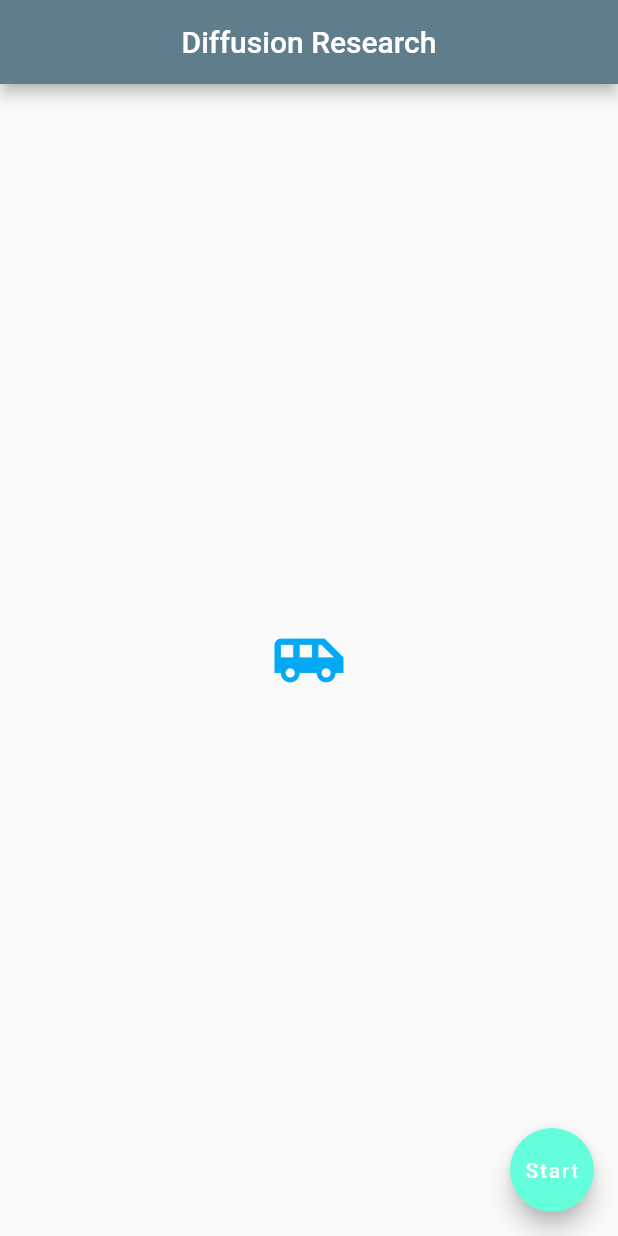
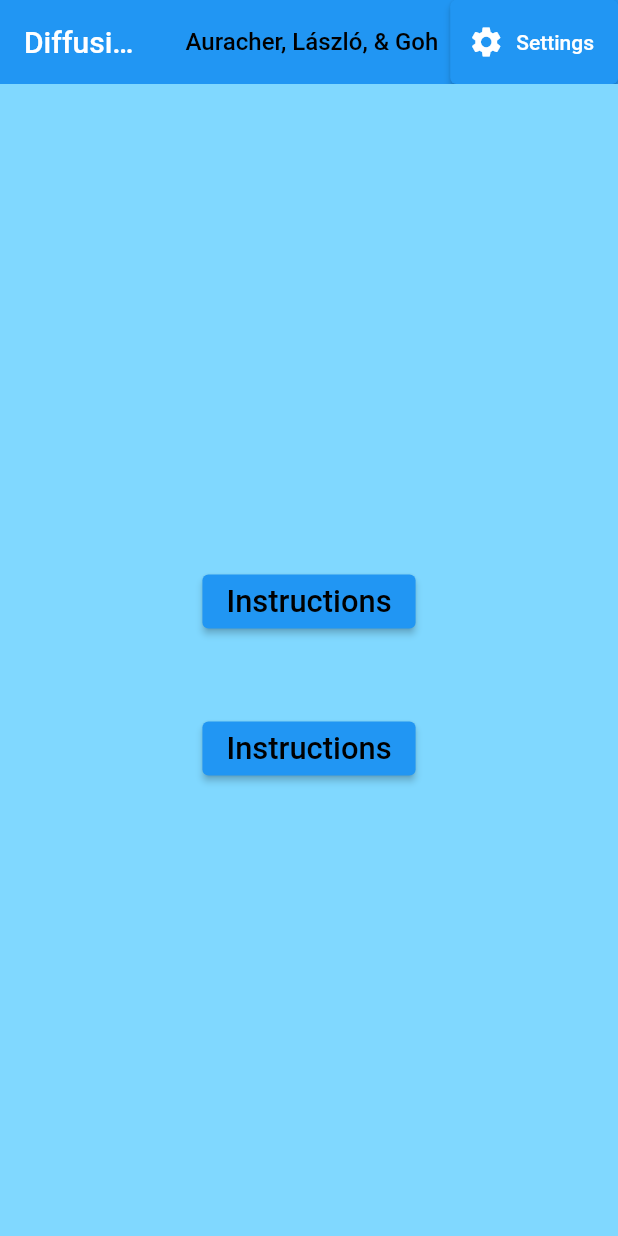
Before and after one commit to shirsho-12/DiffusionGUI, a Flutter app: the screen it shows after launch, on a phone screen of 412 x 824 dp. Run offline on Flutter 3.47's test engine with Material 2 defaults, Android fonts, the phone set to English and light mode, and no system bars; our stand-ins replace firebase_core, flutter_spinkit, get; accounts and stored records are empty.

Commit message:
Start Page

```diff
--- a/lib/main.dart
+++ b/lib/main.dart
@@ -1,49 +1,78 @@
-import 'dart:html';
+import 'package:diffusion_gui/screens/home/home.dart';
 import 'package:flutter/material.dart';
+import 'package:firebase_core/firebase_core.dart';
+import 'package:get/get.dart';
 
-void main() {
+Future<void> main()  async {
+  WidgetsFlutterBinding.ensureInitialized();
+  await Firebase.initializeApp(
+    options: const FirebaseOptions(
+        apiKey: "AIzaSyCzFIBXHlAtvgurbuGSP1wJcGdViyrmdHc",
+        authDomain: "diffusiongui.firebaseapp.com",
+        databaseURL: "https://diffusiongui-default-rtdb.asia-southeast1.firebasedatabase.app",
+        projectId: "diffusiongui",
+        storageBucket: "diffusiongui.appspot.com",
+        messagingSenderId: "31724390776",
+        appId: "1:31724390776:web:e8bfcdf08fa13f938ee08d"
+    )
+  );
   runApp(const DiffusionApp());
 }
 
 class DiffusionApp extends StatelessWidget {
-  const DiffusionApp({
-    Key? key,
-  }) : super(key: key);
+  const DiffusionApp({Key? key}) : super(key: key);
 
   @override
   Widget build(BuildContext context) {
-    return MaterialApp(
-        title: "Language Diffusion Research",
-        home: Scaffold(
-          appBar: AppBar(
-            title: const Text("Diffusion Research"),
-            centerTitle: true,
-            backgroundColor: Colors.blueGrey,
-          ),
-          body: const Center(
-            child: Icon(
-              Icons.airport_shuttle,
-              color: Colors.lightBlue,
-              size: 50.0,
-              )
-            ),
-            // Image.asset('assets/set_1/aeroplane.jpg')
-            // Text(
-            //     "Button",
-            //   style: TextStyle(
-            //     fontSize: 20,
-            //     fontWeight: FontWeight.normal,
-            //     color: Colors.black
-            //   ),
-            // ),
-          // ),
-          floatingActionButton: FloatingActionButton(
-            child: const Text("Start"),
-            backgroundColor: Colors.tealAccent,
-            onPressed: startAction,
-          ),
-        )
+    return GetMaterialApp(
+      home: const Home(),
+      title: "Diffusion GUI",
+      debugShowCheckedModeBanner: false,
+      theme: ThemeData(
+        primarySwatch: Colors.blue,
+        visualDensity: VisualDensity.adaptivePlatformDensity,
+        scaffoldBackgroundColor: Colors.orangeAccent,
+      ),
     );
+    // return MaterialApp(
+    //     title: "Language Diffusion Research",
+    //     home: Scaffold(
+    //       appBar: AppBar(
+    //         title: const Text("Diffusion Research"),
+    //         centerTitle: true,
+    //         backgroundColor: Colors.blueGrey,
+    //       ),
+    //       body: Row(
+    //         children: <Widget>[
+    //           Text("HELLO"),
+    //           TextButton(
+    //               onPressed: () {},
+    //               child: const Text("Start"),
+    //               // backgroundColor: Colors.lightGreen[200]
+    //           ),
+    //           TextButton(
+    //               onPressed: () {},
+    //               child: const Text("Instructions")
+    //           )
+    //         ],
+    //       ),
+    //         // Image.asset('assets/set_1/aeroplane.jpg')
+    //         // Text(
+    //         //     "Button",
+    //         //   style: TextStyle(
+    //         //     fontSize: 20,
+    //         //     fontWeight: FontWeight.normal,
+    //         //     color: Colors.black
+    //         //   ),
+    //         // ),
+    //       // ),
+    //       floatingActionButton: FloatingActionButton(
+    //         child: const Text("Start"),
+    //         backgroundColor: Colors.tealAccent,
+    //         onPressed: startAction,
+    //       ),
+    //     )
+    // );
   }
 
   void startAction() {}
@@ -60,15 +89,10 @@ class InstructionScreen extends StatelessWidget {
             centerTitle: true,
             backgroundColor: Colors.blueGrey,
           ),
-          body: const Center(
-            child: Text(
-              "Button",
-              style: TextStyle(
-                  fontSize: 20,
-                  fontWeight: FontWeight.normal,
-                  color: Colors.black
-              ),
-            ),
+          body: Container(
+            color: Colors.lightGreen,
+            padding: const EdgeInsets.all(20.0),
+            child: const Text("HELLO")
           ),
           floatingActionButton: FloatingActionButton(
             child: const Text("Start"),
--- /dev/null
+++ b/lib/screens/home/home.dart
@@ -0,0 +1,63 @@
+import 'package:diffusion_gui/screens/authenticate/admin.dart';
+import 'package:diffusion_gui/screens/instructions.dart';
+import 'package:diffusion_gui/screens/start/start.dart';
+import 'package:diffusion_gui/shared/widgets.dart';
+import 'package:flutter/material.dart';
+import 'package:get/get.dart';
+
+class Home extends StatelessWidget {
+  const Home({Key? key}) : super(key: key);
+
+  @override
+  Widget build(BuildContext context) {
+    return Scaffold(
+      backgroundColor: Colors.orangeAccent,
+      appBar: AppBar(
+        title: const Text("Diffusion Research"),
+        centerTitle: true,
+        elevation: 0.0,
+        actions: <Widget>[
+          TextButton(
+              onPressed: () {},
+              child: const Text(
+                "Auracher, László, & Goh",
+                style: TextStyle(
+                  color: Colors.black,
+                  fontSize: 16.0,
+                ),
+              )
+          ),
+          /// Settings button -> Routes to admin page
+          ElevatedButton.icon(
+            /// TODO: Send to login if not logged in, else set to Admin
+              onPressed: () => Get.to(() => const Login()),
+              icon: const Icon(Icons.settings),
+              label: const Text("Settings"),
+          ),
+        ],
+      ),
+      body: Container(
+        color: Colors.lightBlueAccent[100],
+        child: Column(
+          mainAxisAlignment: MainAxisAlignment.center,
+          children: const <Widget>[
+            SizedBox(height: 20.0,),
+            Center(
+              child: Padding(
+                padding: EdgeInsets.symmetric(vertical: 15.0, horizontal: 30.0),
+                child: RoutingButton(buttonText: "Start", path: Start())
+                ),
+              ),
+            SizedBox(height: 20.0,),
+            Center(
+              child: Padding(
+                padding: EdgeInsets.symmetric(vertical: 15.0, horizontal: 30.0),
+                child: RoutingButton(buttonText: "Instructions", path: Instructions()),
+              ),
+            ),
+          ],
+        ),
+      ),
+    );
+  }
+}
--- /dev/null
+++ b/lib/screens/instructions.dart
@@ -0,0 +1,10 @@
+import 'package:flutter/material.dart';
+
+class Instructions extends StatelessWidget {
+  const Instructions({Key? key}) : super(key: key);
+
+  @override
+  Widget build(BuildContext context) {
+    return Container();
+  }
+}
--- /dev/null
+++ b/lib/shared/widgets.dart
@@ -0,0 +1,69 @@
+import 'package:flutter/material.dart';
+import 'package:get/get.dart';
+
+class PhotoBox extends StatelessWidget {
+  final String imagePath;
+  const PhotoBox({required this.imagePath, Key? key}) : super(key: key);
+
+  @override
+  Widget build(BuildContext context) {
+    /// TODO: Change AssetImage to a loader from cloud Storage
+    var v = MediaQuery.of(context).size.height  * 3 / 4;
+    if (v > 768) {
+      v = 768.0;
+    } else if (v < 600) {
+      v = 600.0;
+    }
+    final imageHeight = v;
+
+    v = MediaQuery.of(context).size.width  * 3 / 4;
+    if (v > 1366) {
+      v = 1366.0;
+    } else if (v < 800) {
+      v = 800.0;
+    }
+    final imageWidth = v;
+    return Container(
+      height: imageHeight,
+      width: imageWidth,
+      decoration: BoxDecoration(
+        image: DecorationImage(
+          image: AssetImage(imagePath),
+          fit: BoxFit.fill,
+        ),
+        shape: BoxShape.rectangle,
+      ),
+    );
+  }
+}
+
+
+class RoutingButton extends StatelessWidget {
+  final String buttonText;
+  final Widget path;
+
+  const RoutingButton({required this.buttonText, required this.path, Key? key}) : super(key: key);
+
+  @override
+  Widget build(BuildContext context) {
+    var v = MediaQuery.of(context).size.width / 20;
+    if (v > 40) {
+      v = 40;
+    } else if (v < 15) {
+      v = 15;
+    }
+    final textSize = v;
+
+    return ElevatedButton(
+      onPressed: () => Get.to(() => path),
+      child: Text(
+        "Instructions",
+        style: TextStyle(color: Colors.black,
+            fontSize: textSize),
+      ),
+      style: ElevatedButton.styleFrom(
+        primary: Colors.lightBlueAccent[300],
+      ),
+    );
+  }
+}
```
Also changed, not shown: lib/data/img_fetcher.dart (added, +38 -0 lines), lib/models/photo.dart (added, +7 -0 lines), lib/models/photo_set.dart (added, +10 -0 lines), lib/screens/authenticate/admin.dart (added, +18 -0 lines), lib/screens/start/start.dart (added, +17 -0 lines), lib/shared/loading.dart (added, +19 -0 lines), pubspec.yaml (+8 -0 lines), lib/screens/authenticate/authenticate.dart (added), lib/shared/constants.dart (added), pubspec.lock, 4 other files.
